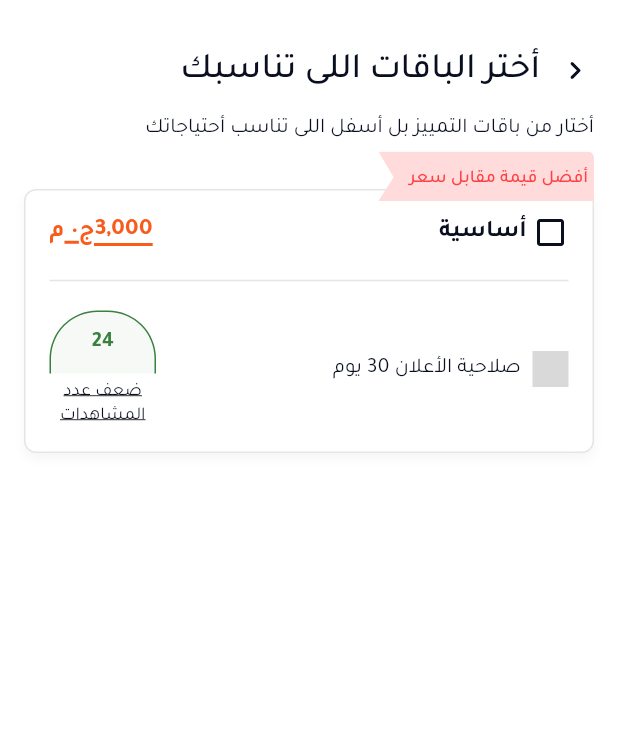
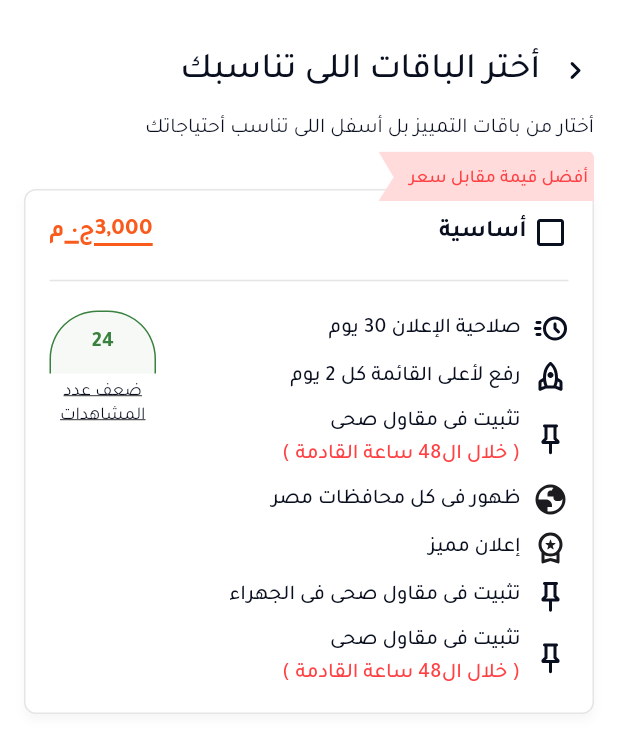
Before and after one commit to Korya25/itlegend_flutter_challenge_mahmoud_mohamed, a Flutter app: the PlansView screen opened by its route, on a phone screen of 412 x 824 dp. Shown: the top 753 px of the screen. Run offline on Flutter 3.47's test engine with Material 3 defaults, Android fonts, the light colour scheme and no system bars; our stand-ins replace flutter_bloc, flutter_svg, get_it, go_router, sqflite; accounts and stored records are empty.

Commit message:
add intial plans card

```diff
--- /dev/null
+++ b/lib/features/plans_selected/data/models/plan_detail_item_model.dart
@@ -0,0 +1,11 @@
+class PlanDetailItemModel {
+  final String title;
+  final String svgPath;
+  final String? subTitle;
+
+  const PlanDetailItemModel({
+    required this.title,
+    required this.svgPath,
+    this.subTitle,
+  });
+}
--- a/lib/features/plans_selected/presentation/widgets/plans_card_datail.dart
+++ b/lib/features/plans_selected/presentation/widgets/plans_card_datail.dart
@@ -1,40 +1,68 @@
 import 'package:flutter/material.dart';
+import 'package:itlegend_flutter_challenge/core/constants/app_assets.dart';
+import 'package:itlegend_flutter_challenge/features/plans_selected/data/models/plan_detail_item_model.dart';
 import 'package:itlegend_flutter_challenge/features/plans_selected/presentation/widgets/number_of_views_container.dart';
+import 'package:itlegend_flutter_challenge/features/plans_selected/presentation/widgets/plans_card_dateail_item.dart';
 
 class PlansCardDateail extends StatelessWidget {
   const PlansCardDateail({super.key});
+
+  // ✅ هنا بنحط كل البيانات في قائمة واحدة
+  List<PlanDetailItemModel> get _planItems => const [
+    PlanDetailItemModel(
+      title: 'صلاحية الإعلان 30 يوم',
+      svgPath: AppAssets.watch,
+    ),
+    PlanDetailItemModel(
+      title: 'رفع لأعلى القائمة كل 2 يوم',
+      svgPath: AppAssets.rocket,
+    ),
+    PlanDetailItemModel(
+      title: 'تثبيت فى مقاول صحى',
+      subTitle: 'خلال ال48 ساعة القادمة',
+      svgPath: AppAssets.pin,
+    ),
+    PlanDetailItemModel(
+      title: 'ظهور فى كل محافظات مصر',
+      svgPath: AppAssets.globel,
+    ),
+    PlanDetailItemModel(
+      title: 'إعلان مميز',
+      svgPath: AppAssets.workspacePremium,
+    ),
+    PlanDetailItemModel(
+      title: 'تثبيت فى مقاول صحى فى الجهراء',
+      svgPath: AppAssets.pin,
+    ),
+    PlanDetailItemModel(
+      title: 'تثبيت فى مقاول صحى',
+      subTitle: 'خلال ال48 ساعة القادمة',
+      svgPath: AppAssets.pin,
+    ),
+  ];
 
   @override
   Widget build(BuildContext context) {
     return Row(
       mainAxisAlignment: MainAxisAlignment.spaceBetween,
+      crossAxisAlignment: CrossAxisAlignment.start,
       children: [
-        //PlansCardNumberOfViews
-        NumberOfViewsContainer(),
+        // ✅ PlansCardNumberOfViews
+        const NumberOfViewsContainer(),
 
-        // items List
+        // ✅ items List
         Column(
-          children: [
-            // detail
-            Row(
-              children: [
-                Text(
-                  'صلاحية الأعلان 30 يوم',
-                  style: const TextStyle(
-                    color: Color(0xFF090F1F),
-                    fontSize: 14,
-                    fontFamily: 'Tajawal',
-                  ),
+          spacing: 8,
+          crossAxisAlignment: CrossAxisAlignment.end,
+          children: _planItems
+              .map(
+                (item) => PlansCardDateailItem(
+                  title: item.title,
+                  subTitle: item.subTitle,
+                  svgPath: item.svgPath,
                 ),
-                const SizedBox(width: 8),
-                Container(
-                  width: 24,
-                  height: 24,
-                  decoration: const BoxDecoration(color: Color(0xFFD9D9D9)),
-                ),
-              ],
-            ),
-          ],
+              )
+              .toList(),
         ),
       ],
     );
--- /dev/null
+++ b/lib/features/plans_selected/presentation/widgets/plans_card_dateail_item.dart
@@ -0,0 +1,39 @@
+import 'package:flutter/material.dart';
+import 'package:flutter_svg/svg.dart';
+import 'package:itlegend_flutter_challenge/core/style/font/app_text_styles.dart';
+
+class PlansCardDateailItem extends StatelessWidget {
+  const PlansCardDateailItem({
+    super.key,
+    required this.title,
+    this.subTitle,
+    required this.svgPath,
+  });
+  final String title;
+  final String? subTitle;
+  final String svgPath;
+  @override
+  Widget build(BuildContext context) {
+    return Row(
+      children: [
+        Column(
+          crossAxisAlignment: CrossAxisAlignment.end,
+          spacing: 2,
+          children: [
+            Text(title, style: AppTextStyles.font14MeduimPrimary()),
+            if (subTitle != null)
+              Text(
+                '( $subTitle )',
+                style: AppTextStyles.font14MeduimPrimary().copyWith(
+                  color: Color(0xffFF4144),
+                ),
+                maxLines: 1,
+              ),
+          ],
+        ),
+        const SizedBox(width: 8),
+        SvgPicture.asset(svgPath, height: 24, width: 24),
+      ],
+    );
+  }
+}
```
